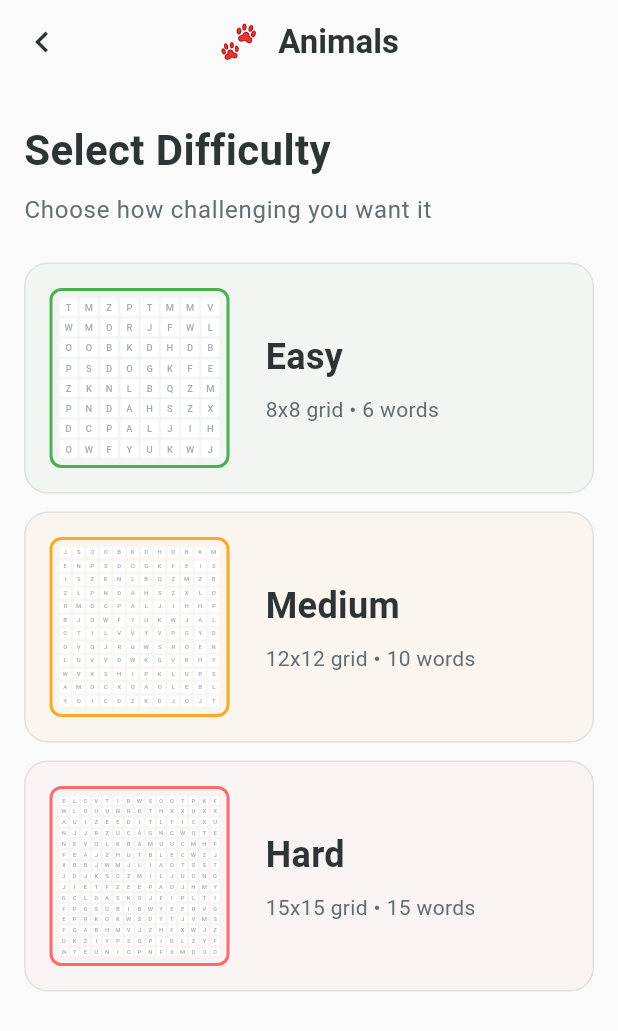
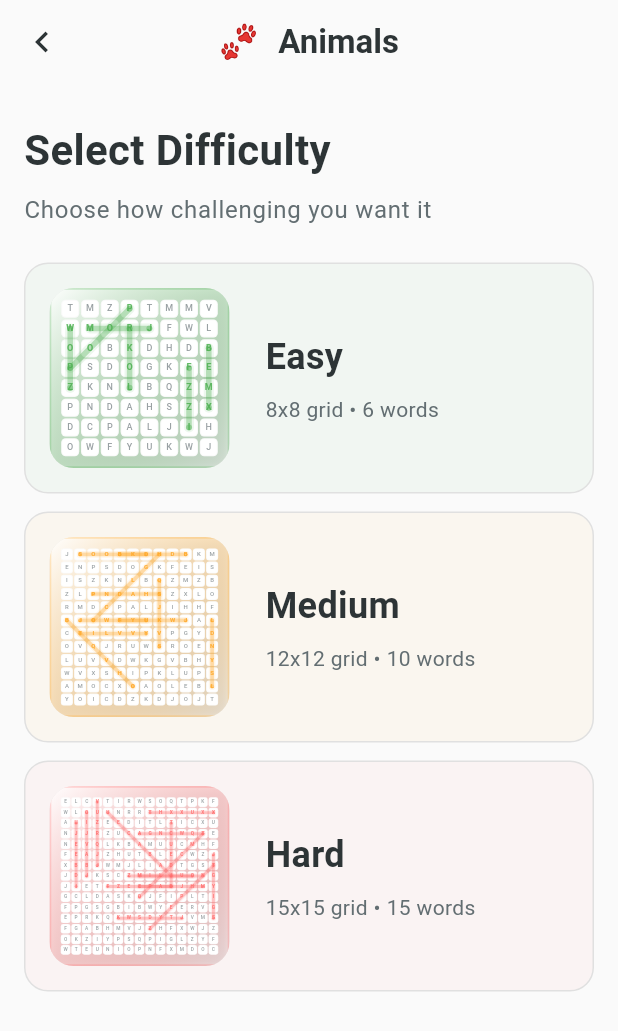
Before and after one commit to joshuarrr/wordfinder, a Flutter app: the DifficultyScreen screen opened by its route, on a phone screen of 412 x 824 dp. Shown: the top 1031 px of the screen. Run offline on Flutter 3.47's test engine with Material 3 defaults, Android fonts, the phone set to English and light mode, and no system bars; drawn by our look-alikes of flutter_animate; our stand-ins replace flutter_riverpod, freezed_annotation, go_router, riverpod_annotation, shared_preferences; accounts and stored records are empty; generated files the repository leaves out were written again; Roboto replaces fonts that are missing (SF Pro Display, SF Pro Rounded).

Commit message:
Extract GridPreview to separate file and improve difficulty preview design
- Extract GridPreview widget and related classes to grid_preview.dart
- Improve preview design with randomized paths and line overlays
- Add gradient backgrounds and better visual styling
- Set correct path counts per difficulty (6/10/15 for 8x8/12x12/15x15)

```diff
--- a/lib/core/widgets/grid/grid_cell.dart
+++ b/lib/core/widgets/grid/grid_cell.dart
@@ -229,112 +229,3 @@ class _CelebrationWidgetState extends State<_CelebrationWidget>
     );
   }
 }
-
-/// A mini grid preview for difficulty selection
-class GridPreview extends StatelessWidget {
-  const GridPreview({
-    super.key,
-    required this.size,
-    this.cellSize = 8,
-    this.color,
-  });
-
-  final int size;
-  final double cellSize;
-  final Color? color;
-
-  // Generate random letters for preview
-  static const String _letters = 'ABCDEFGHIJKLMNOPQRSTUVWXYZ';
-
-  String _getRandomLetter(int row, int col) {
-    // Use a better hash function for more random-looking distribution
-    // Combine row, col, and grid size for better randomization
-    var hash = (row * 31 + col * 17 + size * 7);
-    hash = hash ^ (hash >> 16);
-    hash = hash * 0x85ebca6b;
-    hash = hash ^ (hash >> 13);
-    hash = hash * 0xc2b2ae35;
-    hash = hash ^ (hash >> 16);
-    final seed = hash.abs() % _letters.length;
-    return _letters[seed];
-  }
-
-  @override
-  Widget build(BuildContext context) {
-    // Show the actual grid size (8x8, 12x12, 15x15)
-    final previewSize = size;
-    final cellMargin = 0.5;
-    final containerPadding = 4.0;
-    final borderWidth = color != null ? 2.0 : 0.0;
-
-    return LayoutBuilder(
-      builder: (context, constraints) {
-        // Calculate cell size to fit within available space
-        // Available space = constraints.maxWidth - (padding * 2) - (border * 2)
-        // Each cell takes: actualCellSize + (cellMargin * 2)
-        // Total width needed: (actualCellSize + cellMargin * 2) * previewSize
-        // Solve for actualCellSize: (availableWidth / previewSize) - (cellMargin * 2)
-        final availableWidth = constraints.maxWidth - (containerPadding * 2) - (borderWidth * 2);
-        final availableHeight = constraints.maxHeight - (containerPadding * 2) - (borderWidth * 2);
-        final actualCellSize = math.max(4.0, math.min(
-          (availableWidth / previewSize) - (cellMargin * 2),
-          (availableHeight / previewSize) - (cellMargin * 2),
-        )).toDouble();
-
-        return Container(
-          padding: EdgeInsets.all(containerPadding),
-          decoration: BoxDecoration(
-            color: Colors.transparent,
-            borderRadius: AppSpacing.borderRadiusSm,
-            border: color != null
-                ? Border.all(
-                    color: color!,
-                    width: borderWidth,
-                  )
-                : null,
-            boxShadow: const [],
-          ),
-          child: Column(
-            mainAxisSize: MainAxisSize.min,
-            children: List.generate(
-              previewSize,
-              (row) => Row(
-                mainAxisSize: MainAxisSize.min,
-                children: List.generate(
-                  previewSize,
-                  (col) {
-                    final letter = _getRandomLetter(row, col);
-
-                    return Container(
-                      width: actualCellSize,
-                      height: actualCellSize,
-                      margin: EdgeInsets.all(cellMargin),
-                      decoration: BoxDecoration(
-                        color: AppColors.surface,
-                        borderRadius: BorderRadius.circular(2),
-                        border: Border.all(
-                          color: AppColors.divider.withValues(alpha: 0.2),
-                          width: 0.5,
-                        ),
-                      ),
-                      child: Center(
-                        child: Text(
-                          letter,
-                          style: AppTypography.gridLetter.copyWith(
-                            fontSize: math.max(4, actualCellSize * 0.5),
-                            color: AppColors.textSecondary.withValues(alpha: 0.6),
-                            fontWeight: FontWeight.w500,
-                          ),
-                        ),
-                      ),
-                    );
-                  },
-                ),
-              ),
-            ),
-          ),
-        );
-      },
-    );
-  }
-}
--- /dev/null
+++ b/lib/core/widgets/grid/grid_preview.dart
@@ -0,0 +1,346 @@
+import 'dart:math' as math;
+import 'package:flutter/material.dart';
+
+import '../../theme/theme.dart';
+
+/// A mini grid preview for difficulty selection
+class GridPreview extends StatefulWidget {
+  const GridPreview({
+    super.key,
+    required this.size,
+    this.cellSize = 8,
+    this.color,
+  });
+
+  final int size;
+  final double cellSize;
+  final Color? color;
+
+  @override
+  State<GridPreview> createState() => _GridPreviewState();
+}
+
+class _GridPreviewState extends State<GridPreview> {
+  static const String _letters = 'ABCDEFGHIJKLMNOPQRSTUVWXYZ';
+
+  late int _seed;
+  late List<_PreviewWord> _words;
+
+  @override
+  void initState() {
+    super.initState();
+    _generatePaths();
+  }
+
+  @override
+  void didUpdateWidget(covariant GridPreview oldWidget) {
+    super.didUpdateWidget(oldWidget);
+    if (oldWidget.size != widget.size) {
+      _generatePaths();
+    }
+  }
+
+  void _generatePaths() {
+    _seed = DateTime.now().microsecondsSinceEpoch;
+    _words = _buildPreviewWords(widget.size, _seed);
+  }
+
+  String _getRandomLetter(int row, int col) {
+    var hash = (row * 31 + col * 17 + widget.size * 7);
+    hash = hash ^ (hash >> 16);
+    hash = hash * 0x85ebca6b;
+    hash = hash ^ (hash >> 13);
+    hash = hash * 0xc2b2ae35;
+    hash = hash ^ (hash >> 16);
+    final seed = hash.abs() % _letters.length;
+    return _letters[seed];
+  }
+
+  Set<_PreviewCell> _buildHighlightedCells(List<_PreviewWord> words) {
+    final highlighted = <_PreviewCell>{};
+
+    for (final word in words) {
+      final step = word.direction;
+      for (int i = 0; i < word.length; i++) {
+        highlighted.add(
+          _PreviewCell(
+            row: word.startRow + (step.dy * i).round(),
+            col: word.startCol + (step.dx * i).round(),
+          ),
+        );
+      }
+    }
+    return highlighted;
+  }
+
+  int _pathsForSize(int gridSize) {
+    switch (gridSize) {
+      case 8:
+        return 6;
+      case 12:
+        return 10;
+      case 15:
+        return 15;
+      default:
+        return math.max(2, (gridSize / 2).round());
+    }
+  }
+
+  List<_PreviewWord> _buildPreviewWords(int gridSize, int seed) {
+    final rand = math.Random(seed);
+    const directions = [
+      Offset(1, 0),
+      Offset(0, 1),
+      Offset(1, 1),
+      Offset(-1, 1),
+    ];
+
+    final desired = _pathsForSize(gridSize);
+    final words = <_PreviewWord>[];
+    var attempts = 0;
+    final attemptLimit = desired * 30;
+    final minDistance = gridSize <= 8
+        ? 2.5
+        : gridSize <= 12
+        ? 2.0
+        : 1.2;
+
+    while (words.length < desired && attempts < attemptLimit) {
+      attempts++;
+      final dir = directions[rand.nextInt(directions.length)];
+      final length = math.max(4, math.min(gridSize ~/ 2, 6 + gridSize ~/ 5));
+      final startRow = rand.nextInt(gridSize);
+      final startCol = rand.nextInt(gridSize);
+
+      final endRow = startRow + ((length - 1) * dir.dy).round();
+      final endCol = startCol + ((length - 1) * dir.dx).round();
+
+      final inBounds =
+          endRow >= 0 &&
+          endRow < gridSize &&
+          endCol >= 0 &&
+          endCol < gridSize &&
+          startRow >= 0 &&
+          startCol >= 0;
+
+      if (!inBounds) continue;
+
+      final candidate = _PreviewWord(
+        startRow: startRow,
+        startCol: startCol,
+        endRow: endRow,
+        endCol: endCol,
+      );
+
+      final overlaps = words.any((w) => candidate.distanceTo(w) < minDistance);
+      if (!overlaps) {
+        words.add(candidate);
+      }
+    }
+
+    return words;
+  }
+
+  @override
+  Widget build(BuildContext context) {
+    final previewSize = widget.size;
+    final accent = widget.color ?? AppColors.primary;
+    final highlightedCells = _buildHighlightedCells(_words);
+    final containerPadding = 6.0;
+    final cellMargin = 0.6;
+
+    final baseCellSize = widget.cellSize;
+    final gridDimension = previewSize * (baseCellSize + (cellMargin * 2));
+
+    return ClipRRect(
+      borderRadius: AppSpacing.borderRadiusLg,
+      child: Container(
+        decoration: BoxDecoration(
+          gradient: LinearGradient(
+            colors: [AppColors.surface, accent.withValues(alpha: 0.06)],
+            begin: Alignment.topLeft,
+            end: Alignment.bottomRight,
+          ),
+          border: Border.all(color: accent.withValues(alpha: 0.25), width: 1.2),
+          boxShadow: AppShadows.soft,
+        ),
+        child: Padding(
+          padding: EdgeInsets.all(containerPadding),
+          child: FittedBox(
+            fit: BoxFit.contain,
+            alignment: Alignment.center,
+            child: SizedBox(
+              width: gridDimension,
+              height: gridDimension,
+              child: CustomPaint(
+                foregroundPainter: _PreviewWordPainter(
+                  words: _words,
+                  gridSize: previewSize,
+                  color: accent,
+                ),
+                child: Column(
+                  mainAxisSize: MainAxisSize.min,
+                  mainAxisAlignment: MainAxisAlignment.center,
+                  children: List.generate(
+                    previewSize,
+                    (row) => Row(
+                      mainAxisSize: MainAxisSize.min,
+                      children: List.generate(previewSize, (col) {
+                        final letter = _getRandomLetter(row, col);
+                        final isPathCell = highlightedCells.contains(
+                          _PreviewCell(row: row, col: col),
+                        );
+
+                        return Container(
+                          width: baseCellSize,
+                          height: baseCellSize,
+                          margin: EdgeInsets.all(cellMargin),
+                          decoration: BoxDecoration(
+                            color: AppColors.surface,
+                            borderRadius: BorderRadius.circular(3),
+                            border: Border.all(
+                              color: AppColors.divider.withValues(alpha: 0.18),
+                              width: 0.7,
+                            ),
+                          ),
+                          child: Center(
+                            child: Text(
+                              letter,
+                              style: AppTypography.gridLetter.copyWith(
+                                fontSize: math.max(4, baseCellSize * 0.5),
+                                color: isPathCell
+                                    ? accent.withValues(alpha: 0.85)
+                                    : AppColors.textSecondary.withValues(
+                                        alpha: 0.65,
+                                      ),
+                                fontWeight: isPathCell
+                                    ? FontWeight.w700
+                                    : FontWeight.w500,
+                              ),
+                            ),
+                          ),
+                        );
+                      }),
+                    ),
+                  ),
+                ),
+              ),
+            ),
+          ),
+        ),
+      ),
+    );
+  }
+}
+
+class _PreviewCell {
+  const _PreviewCell({required this.row, required this.col});
+
+  final int row;
+  final int col;
+
+  @override
+  bool operator ==(Object other) =>
+      identical(this, other) ||
+      other is _PreviewCell && row == other.row && col == other.col;
+
+  @override
+  int get hashCode => Object.hash(row, col);
+}
+
+class _PreviewWord {
+  const _PreviewWord({
+    required this.startRow,
+    required this.startCol,
+    required this.endRow,
+    required this.endCol,
+  });
+
+  final int startRow;
+  final int startCol;
+  final int endRow;
+  final int endCol;
+
+  int get length {
+    final dx = (endCol - startCol).abs();
+    final dy = (endRow - startRow).abs();
+    return math.max(dx, dy) + 1;
+  }
+
+  Offset get direction {
+    final dx = (endCol - startCol).sign.toDouble();
+    final dy = (endRow - startRow).sign.toDouble();
+    return Offset(dx, dy);
+  }
+
+  double distanceTo(_PreviewWord other) {
+    final startA = Offset(startCol.toDouble(), startRow.toDouble());
+    final startB = Offset(other.startCol.toDouble(), other.startRow.toDouble());
+    final endA = Offset(endCol.toDouble(), endRow.toDouble());
+    final endB = Offset(other.endCol.toDouble(), other.endRow.toDouble());
+    return (startA - startB).distance + (endA - endB).distance;
+  }
+}
+
+class _PreviewWordPainter extends CustomPainter {
+  _PreviewWordPainter({
+    required this.words,
+    required this.gridSize,
+    required this.color,
+  });
+
+  final List<_PreviewWord> words;
+  final int gridSize;
+  final Color color;
+
+  @override
+  void paint(Canvas canvas, Size size) {
+    if (gridSize == 0) return;
+
+    final cellWidth = size.width / gridSize;
+    final cellHeight = size.height / gridSize;
+
+    for (final word in words) {
+      final start = Offset(
+        (word.startCol + 0.5) * cellWidth,
+        (word.startRow + 0.5) * cellHeight,
+      );
+      final end = Offset(
+        (word.endCol + 0.5) * cellWidth,
+        (word.endRow + 0.5) * cellHeight,
+      );
+
+      final strokeWidth = math.max(3.0, cellWidth * 0.28);
+
+      final shadowPaint = Paint()
+        ..color = color.withValues(alpha: 0.1)
+        ..style = PaintingStyle.stroke
+        ..strokeCap = StrokeCap.round
+        ..strokeWidth = strokeWidth + 3;
+
+      final linePaint = Paint()
+        ..color = color.withValues(alpha: 0.35)
+        ..style = PaintingStyle.stroke
+        ..strokeCap = StrokeCap.round
+        ..strokeWidth = strokeWidth;
+
+      canvas.drawLine(start, end, shadowPaint);
+      canvas.drawLine(start, end, linePaint);
+
+      final markerPaint = Paint()
+        ..color = color.withValues(alpha: 0.4)
+        ..style = PaintingStyle.fill;
+
+      final markerRadius = strokeWidth * 0.55;
+      canvas.drawCircle(start, markerRadius, markerPaint);
+      canvas.drawCircle(end, markerRadius, markerPaint);
+    }
+  }
+
+  @override
+  bool shouldRepaint(covariant _PreviewWordPainter oldDelegate) {
+    return oldDelegate.words != words ||
+        oldDelegate.gridSize != gridSize ||
+        oldDelegate.color != color;
+  }
+}
--- a/lib/core/widgets/widgets.dart
+++ b/lib/core/widgets/widgets.dart
@@ -5,4 +5,5 @@ export 'buttons/back_button.dart';
 export 'buttons/primary_button.dart';
 export 'cards/game_card.dart';
 export 'grid/grid_cell.dart';
+export 'grid/grid_preview.dart';
 export 'swipeable_screen.dart';
```
